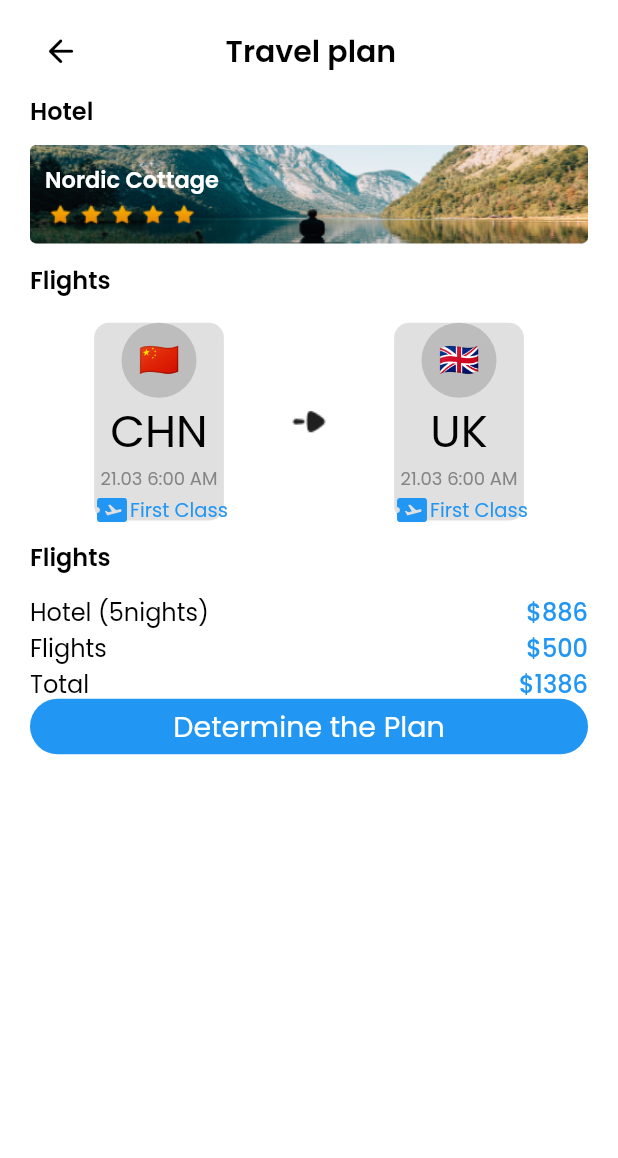
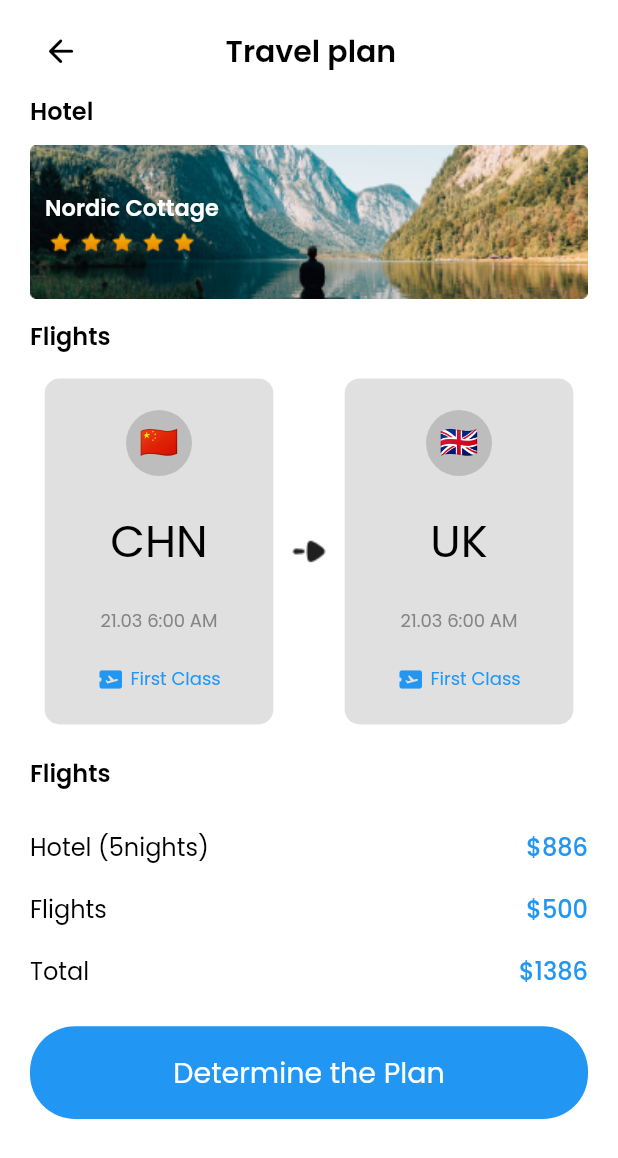
Before and after one commit to MuhammadJawad98/traveling-app-flutter, a Flutter app: the TransportationArrangementScreen screen opened directly, on a phone screen of 412 x 824 dp. Shown: the top 1158 px of the screen. Run offline on Flutter 3.47's test engine with Material 2 defaults, Android fonts, the phone set to English and light mode, and no system bars; our stand-ins replace flutter_rating_bar, google_fonts; network calls fail.

Commit message:
Final Commit with final media query
Adjusted sizes as per new media query

```diff
--- a/lib/views/transportation_arrangement_page/transportationScreen.dart
+++ b/lib/views/transportation_arrangement_page/transportationScreen.dart
@@ -80,7 +80,7 @@ class _TransportationArrangementScreenState
                   ],
                 ),
                 CustomSizedBox(
-                  height: GetScreenSize.getScreenHeight(context) * 0.03,
+                  height: GetScreenSize.getScreenHeight(context) * 0.05,
                 ),
                 const CustomText(
                     text: AppString.flights,
@@ -89,12 +89,12 @@ class _TransportationArrangementScreenState
                     maxline: 1,
                     fontWeight: FontWeight.w600),
                 CustomSizedBox(
-                  height: GetScreenSize.getScreenHeight(context) * 0.03,
+                  height: GetScreenSize.getScreenHeight(context) * 0.04,
                 ),
                 SizedBox(
-                  height: GetScreenSize.getScreenHeight(context) * 0.15,
+                  height: GetScreenSize.getScreenHeight(context) * 0.3,
                   width: double.maxFinite,
-                  child: Column(
+                  child: const Column(
                     mainAxisAlignment: MainAxisAlignment.spaceAround,
                     children: [
                       PriceTile(
@@ -109,10 +109,10 @@ class _TransportationArrangementScreenState
                   ),
                 ),
                 CustomSizedBox(
-                  height: GetScreenSize.getScreenHeight(context) * 0.02,
+                  height: GetScreenSize.getScreenHeight(context) * 0.04,
                 ),
                 CustomTextButton(
-                    height: GetScreenSize.getScreenHeight(context) * 0.09,
+                    height: GetScreenSize.getScreenHeight(context) * 0.15,
                     width: double.maxFinite,
                     onTab: () {},
                     buttonText: AppString.determinePlan,
--- a/lib/views/transportation_arrangement_page/widgets/flight_tile.dart
+++ b/lib/views/transportation_arrangement_page/widgets/flight_tile.dart
@@ -21,8 +21,8 @@ class FlightTile extends StatelessWidget {
   @override
   Widget build(BuildContext context) {
     return Container(
-      height: GetScreenSize.getScreenHeight(context) * 0.32,
-      width: GetScreenSize.getScreenHeight(context) * 0.21,
+      height: GetScreenSize.getScreenHeight(context) * 0.56,
+      width: GetScreenSize.getScreenHeight(context) * 0.37,
       decoration: ShapeDecoration(
         color: Colors.grey.shade300,
         shape: RoundedRectangleBorder(
@@ -35,10 +35,10 @@ class FlightTile extends StatelessWidget {
         children: [
           CircleAvatar(
             backgroundColor: Colors.grey.shade400,
-            radius: 25,
+            radius: 22,
             child: Text(
               flag,
-              style: const TextStyle(fontSize: 22),
+              style: const TextStyle(fontSize: 21),
               textAlign: TextAlign.center,
             ),
           ),
@@ -61,11 +61,15 @@ class FlightTile extends StatelessWidget {
               const Icon(
                 Icons.airplane_ticket,
                 color: Colors.blue,
+                size: 18,
+              ),
+              SizedBox(
+                width: GetScreenSize.getScreenWidth(context) * 0.01,
               ),
               CustomText(
                   text: flightype,
                   color: Colors.blue,
-                  size: 13,
+                  size: 12,
                   maxline: 1,
                   fontWeight: FontWeight.normal)
             ],
--- a/lib/views/transportation_arrangement_page/widgets/hotel_tile.dart
+++ b/lib/views/transportation_arrangement_page/widgets/hotel_tile.dart
@@ -18,7 +18,7 @@ class HotelTile extends StatelessWidget {
   @override
   Widget build(BuildContext context) {
     return Container(
-      height: GetScreenSize.getScreenHeight(context) * 0.16,
+      height: GetScreenSize.getScreenHeight(context) * 0.25,
       width: double.maxFinite,
       decoration: ShapeDecoration(
         image: DecorationImage(
--- a/lib/views/travel_arrangement/travel_arrangement_screen.dart
+++ b/lib/views/travel_arrangement/travel_arrangement_screen.dart
@@ -38,7 +38,7 @@ class _TravelArrangementScreenState extends State<TravelArrangementScreen> {
             AppString.addIti,
             style: TextStyle(color: Colors.black),
           ),
-          bottom: TabBar(
+          bottom: const TabBar(
             indicatorColor: Colors.blue,
             indicatorWeight: 3,
             tabs: [
--- a/lib/views/travel_arrangement/widgets/day1_view.dart
+++ b/lib/views/travel_arrangement/widgets/day1_view.dart
@@ -20,7 +20,7 @@ class Day1View extends StatelessWidget {
         children: [
           Column(children: [
             SizedBox(
-              height: GetScreenSize.getScreenHeight(context) * 0.55,
+              height: GetScreenSize.getScreenWidth(context) * 0.9,
               child: ListView.builder(
                 itemCount: taskProvider.tasks.length,
                 itemBuilder: (BuildContext context, int index) {
--- a/lib/views/travel_arrangement/widgets/day2_view.dart
+++ b/lib/views/travel_arrangement/widgets/day2_view.dart
@@ -21,7 +21,7 @@ class Day2View extends StatelessWidget {
         children: [
           Column(children: [
             SizedBox(
-              height: GetScreenSize.getScreenHeight(context) * 0.55,
+              height: GetScreenSize.getScreenWidth(context) * 0.9,
               child: ListView.builder(
                 itemCount: taskProvider.tasks.length,
                 itemBuilder: (BuildContext context, int index) {
--- a/lib/views/travel_arrangement/widgets/day3_view.dart
+++ b/lib/views/travel_arrangement/widgets/day3_view.dart
@@ -1,7 +1,8 @@
+// ignore_for_file: must_be_immutable
+
 import 'package:flutter/material.dart';
 import 'package:traveling_app_flutter/providers/day_task_providers/day3_task_provider.dart';
 
-import '../../../providers/day_task_providers/day1_task_provider.dart';
 import '../../../utils/media_query.dart';
 import '../../../widgets/custom_button.dart';
 import 'add_task_dialog.dart';
@@ -21,7 +22,7 @@ class Day3View extends StatelessWidget {
         children: [
           Column(children: [
             SizedBox(
-              height: GetScreenSize.getScreenHeight(context) * 0.55,
+              height: GetScreenSize.getScreenWidth(context) * 0.9,
               child: ListView.builder(
                 itemCount: taskProvider.tasks.length,
                 itemBuilder: (BuildContext context, int index) {
--- a/lib/views/travel_arrangement/widgets/task_tile.dart
+++ b/lib/views/travel_arrangement/widgets/task_tile.dart
@@ -17,7 +17,7 @@ class TaskTile extends StatelessWidget {
   Widget build(BuildContext context) {
     return Container(
       width: GetScreenSize.getScreenWidth(context) * 0.6,
-      height: GetScreenSize.getScreenHeight(context) * 0.075,
+      height: GetScreenSize.getScreenHeight(context) * 0.13,
       decoration: ShapeDecoration(
         shape: RoundedRectangleBorder(
           side: const BorderSide(
@@ -42,10 +42,10 @@ class TaskTile extends StatelessWidget {
             padding: const EdgeInsets.only(right: 12),
             child: CircleAvatar(
               backgroundColor: Colors.grey.shade400,
-              radius: 18,
+              radius: 16,
               child: Text(
                 emoji,
-                style: const TextStyle(fontSize: 22),
+                style: const TextStyle(fontSize: 19),
                 textAlign: TextAlign.center,
               ),
             ),
--- a/lib/views/travel_arrangement/widgets/time_oval_tile.dart
+++ b/lib/views/travel_arrangement/widgets/time_oval_tile.dart
@@ -12,7 +12,7 @@ class TimeTile extends StatelessWidget {
   Widget build(BuildContext context) {
     return Container(
       width: GetScreenSize.getScreenWidth(context) * 0.22,
-      height: GetScreenSize.getScreenHeight(context) * 0.075,
+      height: GetScreenSize.getScreenHeight(context) * 0.13,
       decoration: ShapeDecoration(
         shape: RoundedRectangleBorder(
           side: const BorderSide(
--- a/lib/widgets/bottom_navigationbar.dart
+++ b/lib/widgets/bottom_navigationbar.dart
@@ -1,5 +1,7 @@
 import 'package:flutter/material.dart';
 import 'package:traveling_app_flutter/views/friend_communication_page/friend_communication_page.dart';
+import 'package:traveling_app_flutter/views/transportation_arrangement_page/transportationScreen.dart';
+import 'package:traveling_app_flutter/views/travel_arrangement/travel_arrangement_screen.dart';
 
 import '../views/front_page/front_page.dart';
 
@@ -59,9 +61,9 @@ class _MyBottomNavigationBarState extends State<MyBottomNavigationBar> {
       case 0:
         return const FrontPage();
       case 1:
-        return const FrontPage();
+        return const TravelArrangementScreen();
       case 2:
-        return const FrontPage();
+        return const TransportationArrangementScreen();
       case 3:
         return const FriendCommunicatioPage();
       default:
```
